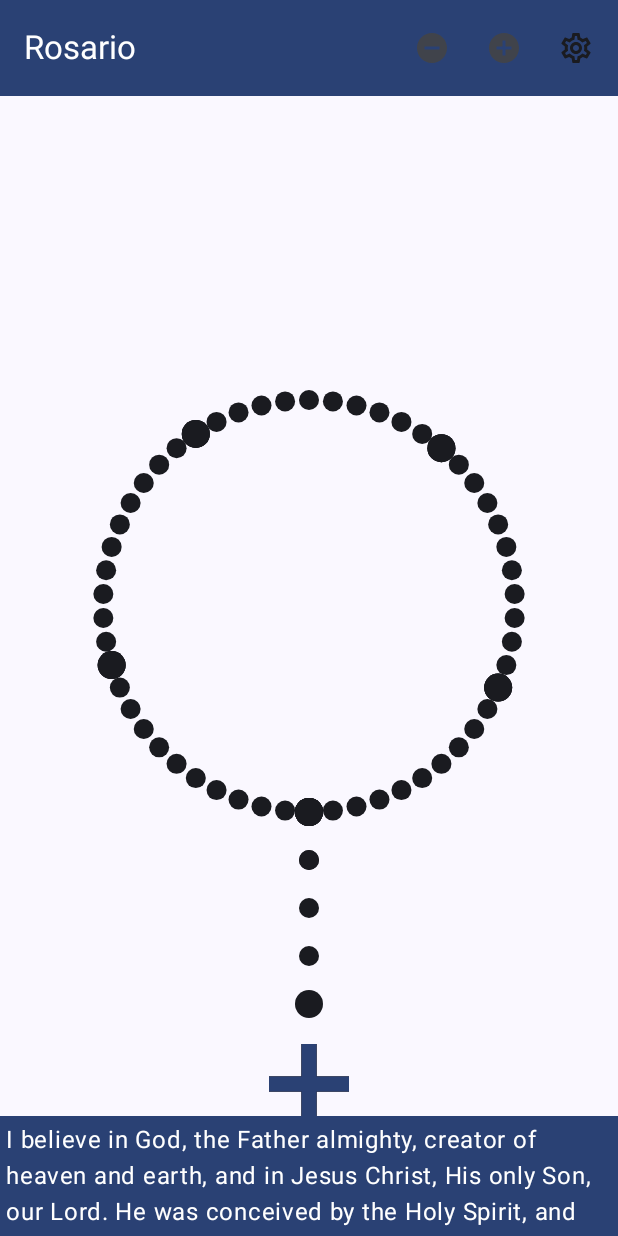
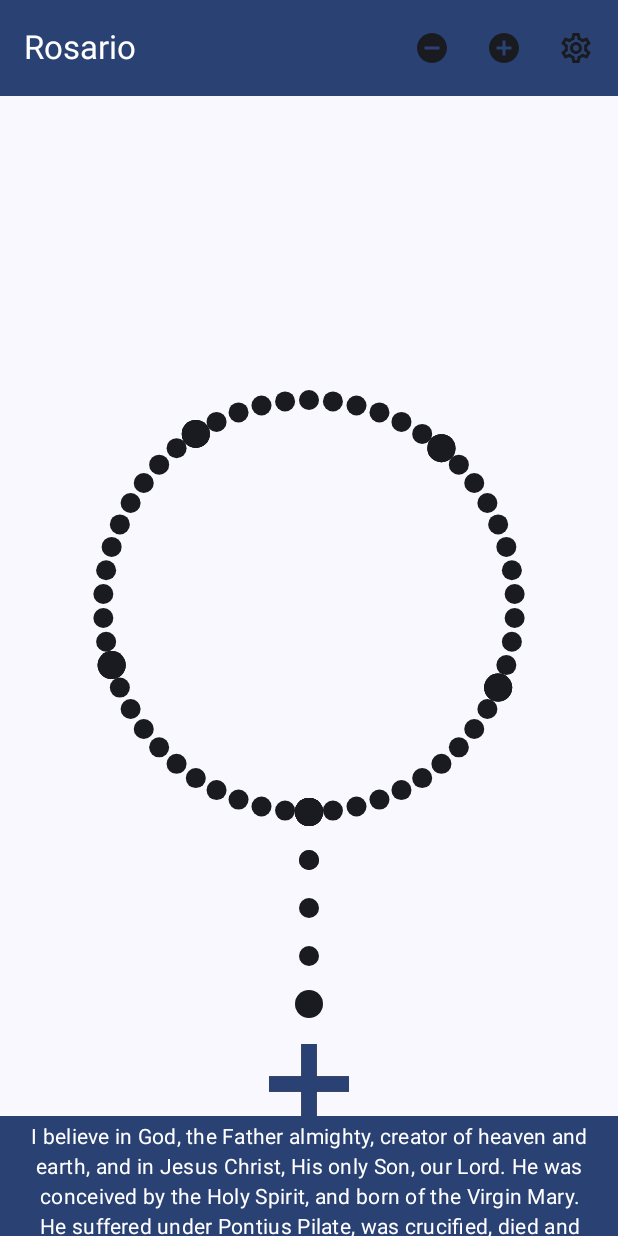
Before and after one commit to rkociniewski/rosario, an Android app built with Jetpack Compose: the screen it shows after launch (MainActivity), after a tap on "Next", on a phone screen of 412 x 824 dp. Run offline under Robolectric (Android 15) with nearby library versions, the phone set to English and light mode, and no system bars.

Commit message:
Make bottomBar scrollable

```diff
--- a/app/src/main/java/pl/rk/rosario/ui/rosary/RosaryBottomAppBar.kt
+++ b/app/src/main/java/pl/rk/rosario/ui/rosary/RosaryBottomAppBar.kt
@@ -1,20 +1,39 @@
 package pl.rk.rosario.ui.rosary
 
+import androidx.compose.foundation.layout.Box
+import androidx.compose.foundation.layout.fillMaxWidth
+import androidx.compose.foundation.layout.heightIn
+import androidx.compose.foundation.layout.padding
+import androidx.compose.foundation.rememberScrollState
+import androidx.compose.foundation.verticalScroll
 import androidx.compose.material3.BottomAppBar
 import androidx.compose.material3.MaterialTheme
 import androidx.compose.material3.Text
 import androidx.compose.runtime.Composable
-
+import androidx.compose.ui.Alignment
+import androidx.compose.ui.Modifier
+import androidx.compose.ui.text.style.TextAlign
+import androidx.compose.ui.unit.dp
 
 @Composable
 fun RosaryBottomAppBar(prayer: String) {
     BottomAppBar(
         containerColor = MaterialTheme.colorScheme.primary,
         contentColor = MaterialTheme.colorScheme.onPrimary,
-        content = {
+    ) {
+        Box(
+            modifier = Modifier
+                .heightIn(min = 48.dp, max = 150.dp)
+                .verticalScroll(rememberScrollState())
+                .fillMaxWidth()
+                .padding(horizontal = 16.dp),
+            contentAlignment = Alignment.Center
+        ) {
             Text(
-                text = prayer
+                text = prayer,
+                style = MaterialTheme.typography.bodyMedium,
+                textAlign = TextAlign.Center
             )
         }
-    )
+    }
 }
--- a/app/src/main/java/pl/rk/rosario/ui/rosary/RosaryTopAppBar.kt
+++ b/app/src/main/java/pl/rk/rosario/ui/rosary/RosaryTopAppBar.kt
@@ -35,14 +35,16 @@ fun RosaryTopAppBar(
                 IconButton(onClick = onPreviousClick) {
                     Icon(
                         imageVector = Icons.Outlined.RemoveCircle,
-                        contentDescription = stringResource(R.string.action_previous)
+                        contentDescription = stringResource(R.string.action_previous),
+                        tint = MaterialTheme.colorScheme.onSurface
                     )
                 }
             }
             IconButton(onClick = onNextClick) {
                 Icon(
                     imageVector = Icons.Outlined.AddCircle,
-                    contentDescription = stringResource(R.string.action_next)
+                    contentDescription = stringResource(R.string.action_next),
+                    tint = MaterialTheme.colorScheme.onSurface
                 )
             }
             IconButton(onClick = onSettingsClick) {
--- a/app/src/main/res/values/strings.xml
+++ b/app/src/main/res/values/strings.xml
@@ -40,9 +40,9 @@
     <string name="prayer_in_the_name">In the name of the Father and of the Son and of the Holy Spirit. Amen.</string>
     <string name="prayer_apostles_creed">I believe in God, the Father almighty, creator of heaven and earth, and in Jesus Christ, His only Son, our Lord. He was conceived by the Holy Spirit, and born of the Virgin Mary. He suffered under Pontius Pilate, was crucified, died and was buried. He descended to the dead. On the third day He rose again. He ascended into heaven, and is seated at the right hand the Father. He will come again to judge the living and the dead. I believe in the Holy Spirit, the Holy Catholic Church, the communion of saints, the forgiveness of sins, the resurrection of the body, and life everlasting. Amen.</string>
     <string name="prayer_our_father">Our Father, Who art in heaven, Hallowed be Thy Name. Thy Kingdom come. Thy Will be done, on earth as it is in Heaven. Give us this day our daily bread. And forgive us our trespasses, as we forgive those who trespass against us. And lead us not into temptation, but deliver us from evil. Amen.</string>
-    <string name="prayer_faith">For Faith</string>
-    <string name="prayer_hope">For Hope</string>
-    <string name="prayer_love">For Love</string>
+    <string name="prayer_faith">For Faith: Hail Mary, full of Grace, the Lord is with thee. Blessed art thou amongst women, and blessed is the Fruit of thy womb, Jesus. Holy Mary, mother of God pray for us sinners, now and in the hour of our death. Amen.</string>
+    <string name="prayer_hope">For Hope: Hail Mary, full of Grace, the Lord is with thee. Blessed art thou amongst women, and blessed is the Fruit of thy womb, Jesus. Holy Mary, mother of God pray for us sinners, now and in the hour of our death. Amen.</string>
+    <string name="prayer_love">For Love: Hail Mary, full of Grace, the Lord is with thee. Blessed art thou amongst women, and blessed is the Fruit of thy womb, Jesus. Holy Mary, mother of God pray for us sinners, now and in the hour of our death. Amen.</string>
     <string name="prayer_hail_mary">Hail Mary, full of Grace, the Lord is with thee. Blessed art thou amongst women, and blessed is the Fruit of thy womb, Jesus. Holy Mary, mother of God pray for us sinners, now and in the hour of our death. Amen.</string>
     <string name="prayer_glory_be">Glory to the Father, and to the Son, and to the Holy Spirit, both now and always, and unto the ages of ages. Amen.</string>
     <string name="prayer_o_my_jesus">O my Jesus, forgive us our sins,  save us from the fires of Hell, and lead all souls to Heaven, especially those in most need of Thy mercy.</string>
```
